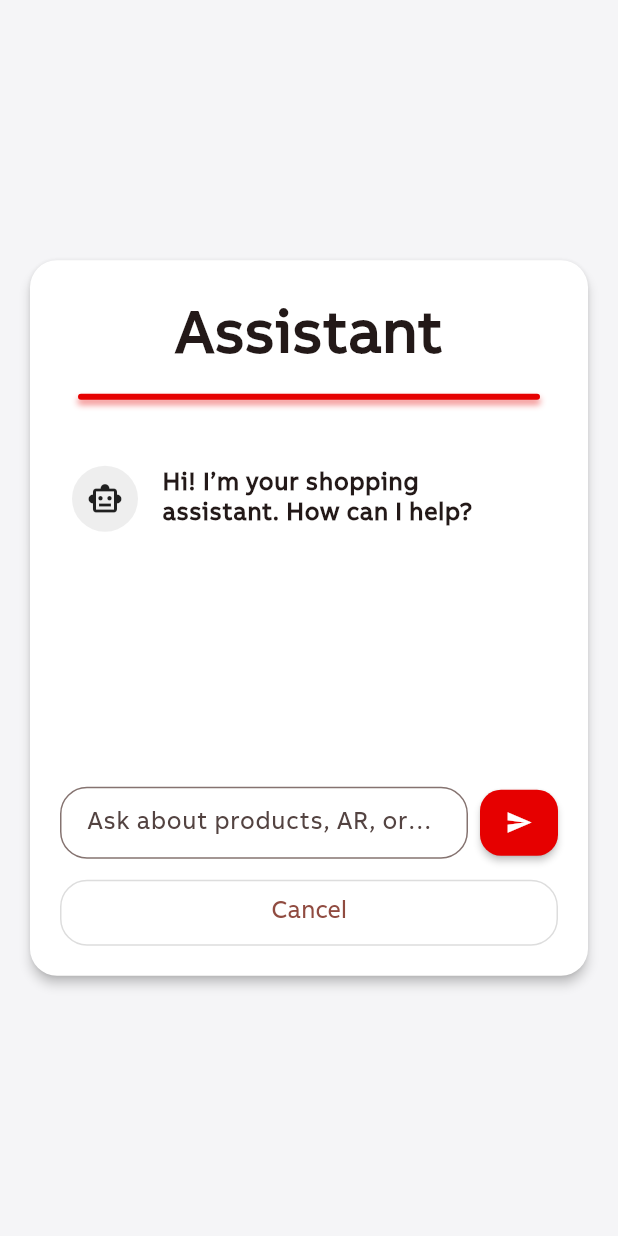
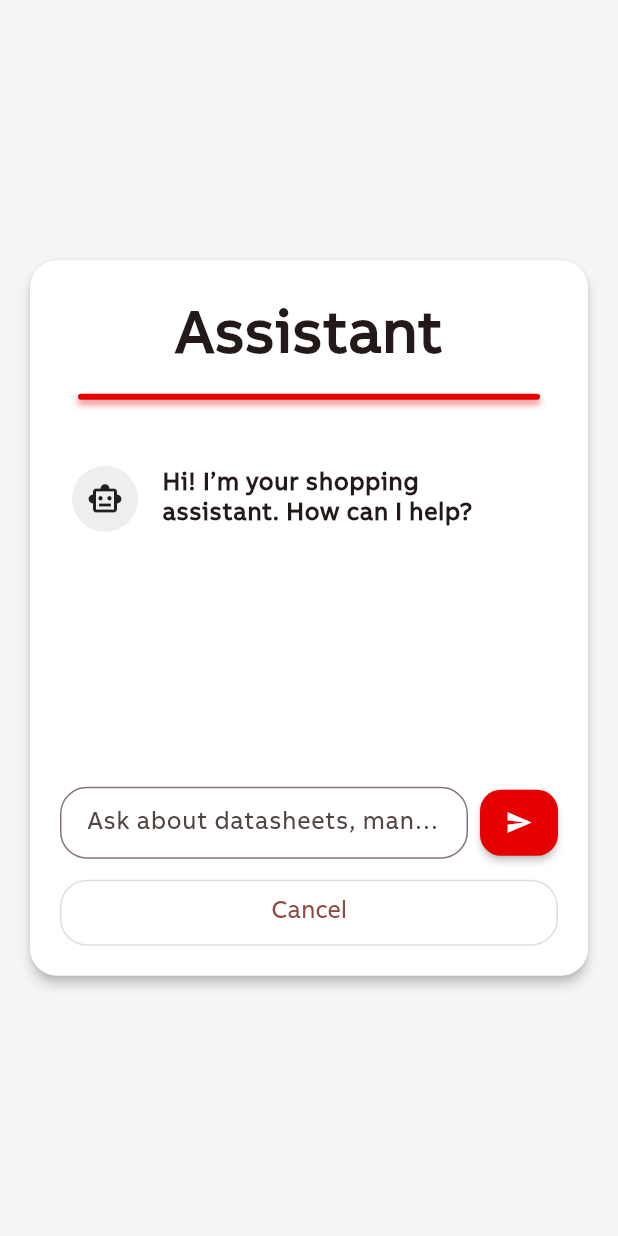
Before and after one commit to RiccardoMaffeis/flutter_application, a Flutter app: the AssistantPage screen opened by its route, after a tap on the "send" icon, on a phone screen of 412 x 824 dp. Run offline on Flutter 3.47's test engine with Material 3 defaults, Android fonts, the phone set to English and light mode, and no system bars; our stand-ins replace cloud_firestore, firebase_auth, firebase_core, firebase_storage, flutter_riverpod, go_router and 3 more; missing offline and left inert: ar_flutter_plugin, file_saver, syncfusion_flutter_pdfviewer; accounts and stored records are empty; statements that could not run were skipped.

Commit message:
final fix for assistant

```diff
--- a/lib/features/assistant/data/ai_rag_providers.dart
+++ b/lib/features/assistant/data/ai_rag_providers.dart
@@ -1,11 +1,11 @@
-// features/assistant/data/ai_rag_providers.dart
 import 'package:flutter_riverpod/flutter_riverpod.dart';
 import 'ai_rag_service.dart';
 
 final aiRagServiceProvider = Provider<AiRagService>((ref) {
   const url = String.fromEnvironment(
     'ASK_ASSISTANT_URL',
-    defaultValue: 'https://us-central1-tesi-2025-a0d0c.cloudfunctions.net/askAssistant',
+    defaultValue:
+        'https://us-central1-tesi-2025-a0d0c.cloudfunctions.net/askAssistant',
   );
   return AiRagService(url);
 });
--- a/lib/features/assistant/domain/ai_source.dart
+++ b/lib/features/assistant/domain/ai_source.dart
@@ -4,7 +4,12 @@ class AiSource {
   final int page;
   final String url;
 
-  const AiSource({required this.idx, required this.title, required this.page, required this.url});
+  const AiSource({
+    required this.idx,
+    required this.title,
+    required this.page,
+    required this.url,
+  });
 
   Map<String, dynamic> toJson() => {
     'idx': idx,
@@ -13,6 +18,10 @@ class AiSource {
     'url': url,
   };
 
-  factory AiSource.fromJson(Map<String, dynamic> j) =>
-      AiSource(idx: j['idx'], title: j['title'], page: j['page'], url: j['url']);
+  factory AiSource.fromJson(Map<String, dynamic> j) => AiSource(
+    idx: j['idx'] as int,
+    title: j['title'] as String,
+    page: j['page'] as int,
+    url: j['url'] as String,
+  );
 }
--- a/lib/features/assistant/presentation/assistant_page.dart
+++ b/lib/features/assistant/presentation/assistant_page.dart
@@ -1,6 +1,5 @@
 import 'package:flutter/material.dart';
 import 'package:flutter_application/core/theme/app_theme.dart';
-import 'package:flutter_application/features/shop/presentation/pdf/pdf_viewer_page.dart';
 import 'package:flutter_riverpod/flutter_riverpod.dart';
 import '../../assistant/controllers/ai_chat_controller.dart';
 import '../../assistant/domain/ai_message.dart';
@@ -124,7 +123,7 @@ class _AssistantPageState extends ConsumerState<AssistantPage> {
                                                   isUser
                                                       ? Icons.person
                                                       : Icons
-                                                            .smart_toy_outlined,
+                                                          .smart_toy_outlined,
                                                   color: Colors.black87,
                                                 ),
                                               ),
@@ -136,50 +135,8 @@ class _AssistantPageState extends ConsumerState<AssistantPage> {
                                                   height: 1.25,
                                                 ),
                                               ),
-                                              subtitle:
-                                                  (m.role != 'user' &&
-                                                      m.sources.isNotEmpty)
-                                                  ? Padding(
-                                                      padding:
-                                                          const EdgeInsets.only(
-                                                            top: 6,
-                                                          ),
-                                                      child: Wrap(
-                                                        spacing: 6,
-                                                        runSpacing: -6,
-                                                        children: [
-                                                          for (final s
-                                                              in m.sources)
-                                                            ActionChip(
-                                                              label: Text(
-                                                                '[${s.idx}] ${s.title} · p.${s.page}',
-                                                                style:
-                                                                    const TextStyle(
-                                                                      fontSize:
-                                                                          12,
-                                                                    ),
-                                                              ),
-                                                              onPressed: () {
-                                                                Navigator.of(
-                                                                  context,
-                                                                ).push(
-                                                                  MaterialPageRoute(
-                                                                    builder: (_) => PdfViewerPage(
-                                                                      title: s
-                                                                          .title,
-                                                                      pdfUrl:
-                                                                          s.url,
-                                                                      initialPage:
-                                                                          s.page,
-                                                                    ),
-                                                                  ),
-                                                                );
-                                                              },
-                                                            ),
-                                                        ],
-                                                      ),
-                                                    )
-                                                  : null,
+                                              // 🔕 No links to PDF reports anymore
+                                              subtitle: null,
                                             );
                                           },
                                         ),
@@ -196,7 +153,7 @@ class _AssistantPageState extends ConsumerState<AssistantPage> {
                                     controller: _c,
                                     decoration: InputDecoration(
                                       hintText:
-                                          'Ask about products, AR, orders...',
+                                          'Ask about datasheets, manuals, specs…',
                                       contentPadding:
                                           const EdgeInsets.symmetric(
                                             horizontal: 14,
@@ -277,37 +234,14 @@ class _AssistantPageState extends ConsumerState<AssistantPage> {
   void _onSend(String text) {
     final t = text.trim();
     if (t.isEmpty) return;
+
     final ctrl = ref.read(aiChatControllerProvider.notifier);
-
-    final wantsDocs = RegExp(
-      r'\b(compare|comparison|differences?|pdf|page|sheet|datasheet|manual|'
-      r'weight|mass|dimensions?|size|width|height|depth|'
-      r'icu|ics|current|voltage|breaking|power|curve|range|adjust(ment)?)\b',
-      caseSensitive: false,
-    ).hasMatch(t);
-
-    if (wantsDocs) {
-      ctrl.askFromDocs(t);
-      _c.clear();
-      return;
-    }
-
-    if (RegExp(
-      r'\bar\b|\bmodel\b|\b3[-\s]?pole(s)?\b|\b4[-\s]?pole(s)?\b',
-      caseSensitive: false,
-    ).hasMatch(t)) {
-      ctrl.suggestFromAR(t);
-    } else {
-      ctrl.suggestFromCatalog(t);
-    }
+    ctrl.send(t); // RAG-only
     _c.clear();
   }
 }
 
-/// UI-only: renderizza testo con elenchi in ordine “pulito”
-/// - elenchi con "-", "*", "•", "–" => ordinati alfabeticamente (case-insensitive)
-/// - elenchi "1.", "2)", ecc. => ordinati numericamente
-/// Il resto del testo resta identico. Nessun cambio alla logica del controller.
+/// UI-only: clean lists rendering
 class _MessageContent extends StatelessWidget {
   final String text;
   final TextStyle? textStyle;
@@ -315,8 +249,7 @@ class _MessageContent extends StatelessWidget {
 
   @override
   Widget build(BuildContext context) {
-    final style =
-        textStyle ??
+    final style = textStyle ??
         const TextStyle(
           fontSize: 16,
           fontWeight: FontWeight.w600,
@@ -337,7 +270,6 @@ class _MessageContent extends StatelessWidget {
         final items = <_ListItem>[];
         final isUnordered = u != null;
 
-        // raccoglie il blocco contiguo dello stesso tipo (unordered/ordered)
         while (i < lines.length) {
           final lu = _matchUnordered(lines[i]);
           final lo = _matchOrdered(lines[i]);
@@ -352,7 +284,6 @@ class _MessageContent extends StatelessWidget {
           i++;
         }
 
-        // ordina
         if (isUnordered) {
           items.sort(
             (a, b) => a.text.toLowerCase().compareTo(b.text.toLowerCase()),
@@ -361,7 +292,6 @@ class _MessageContent extends StatelessWidget {
           items.sort((a, b) => (a.number ?? 1).compareTo(b.number ?? 1));
         }
 
-        // render list
         children.add(
           _ListBlock(
             items: items,
@@ -369,11 +299,9 @@ class _MessageContent extends StatelessWidget {
             textStyle: style.copyWith(fontWeight: FontWeight.w500),
           ),
         );
-        // non incrementare i qui: già avanzato nel while interno
         continue;
       }
 
-      // paragrafo normale (finché non trova un elenco)
       final buf = <String>[];
       while (i < lines.length &&
           _matchUnordered(lines[i]) == null &&
@@ -387,7 +315,6 @@ class _MessageContent extends StatelessWidget {
       }
     }
 
-    // spaziatura verticale morbida tra blocchi
     return Column(
       crossAxisAlignment: CrossAxisAlignment.start,
       children: [
@@ -399,14 +326,12 @@ class _MessageContent extends StatelessWidget {
     );
   }
 
-  // match "-" "*" "•" "–" + testo
   _U? _matchUnordered(String line) {
     final m = RegExp(r'^\s*([\-*\u2022\u2013])\s+(.*\S)\s*$').firstMatch(line);
     if (m == null) return null;
     return _U(m.group(2)!.trim());
   }
 
-  // match "1." "2)" ecc. + testo
   _O? _matchOrdered(String line) {
     final m = RegExp(r'^\s*(\d+)[\.\)]\s+(.*\S)\s*$').firstMatch(line);
     if (m == null) return null;
```
Also changed, not shown: lib/features/assistant/controllers/ai_chat_controller.dart (+114 -158 lines), lib/features/assistant/data/ai_rag_service.dart (+14 -9 lines), lib/features/assistant/data/ar_candidates.dart (deleted, +0 -21 lines), lib/features/assistant/data/firebase_ai_providers.dart (deleted, +0 -7 lines), lib/features/assistant/data/firebase_ai_service.dart (deleted, +0 -128 lines), lib/features/assistant/data/product_candidates.dart (deleted, +0 -16 lines), lib/features/assistant/domain/ai_pick.dart (deleted, +0 -23 lines).
